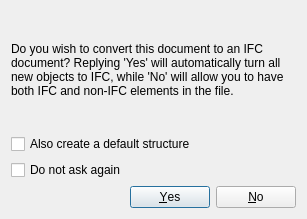
Qt form src/Mod/BIM/Resources/ui/dialogConvertDocument.ui (southseact-3d/fcd) before a commit.
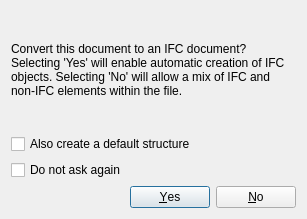
The same form after that commit.

```diff
--- a/src/Mod/BIM/Resources/ui/dialogConvertDocument.ui
+++ b/src/Mod/BIM/Resources/ui/dialogConvertDocument.ui
@@ -17,7 +17,7 @@
    <item>
     <widget class="QLabel" name="label">
      <property name="text">
-      <string>Do you wish to convert this document to an IFC document? Replying 'Yes' will automatically turn all new objects to IFC, while 'No' will allow you to have both IFC and non-IFC elements in the file.</string>
+      <string>Convert this document to an IFC document? Selecting 'Yes' will enable automatic creation of IFC objects. Selecting 'No' will allow a mix of IFC and non-IFC elements within the file.</string>
      </property>
      <property name="wordWrap">
       <bool>true</bool>
```
Left out of the diff: 9 changed lines with no effect on the pictures.
